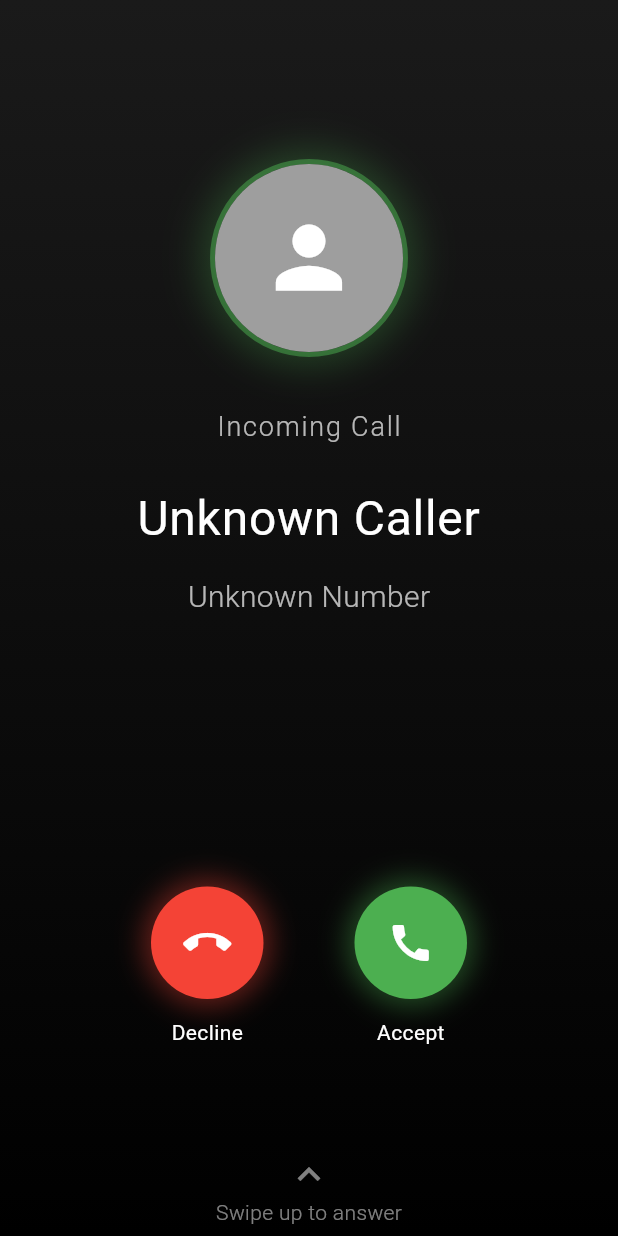
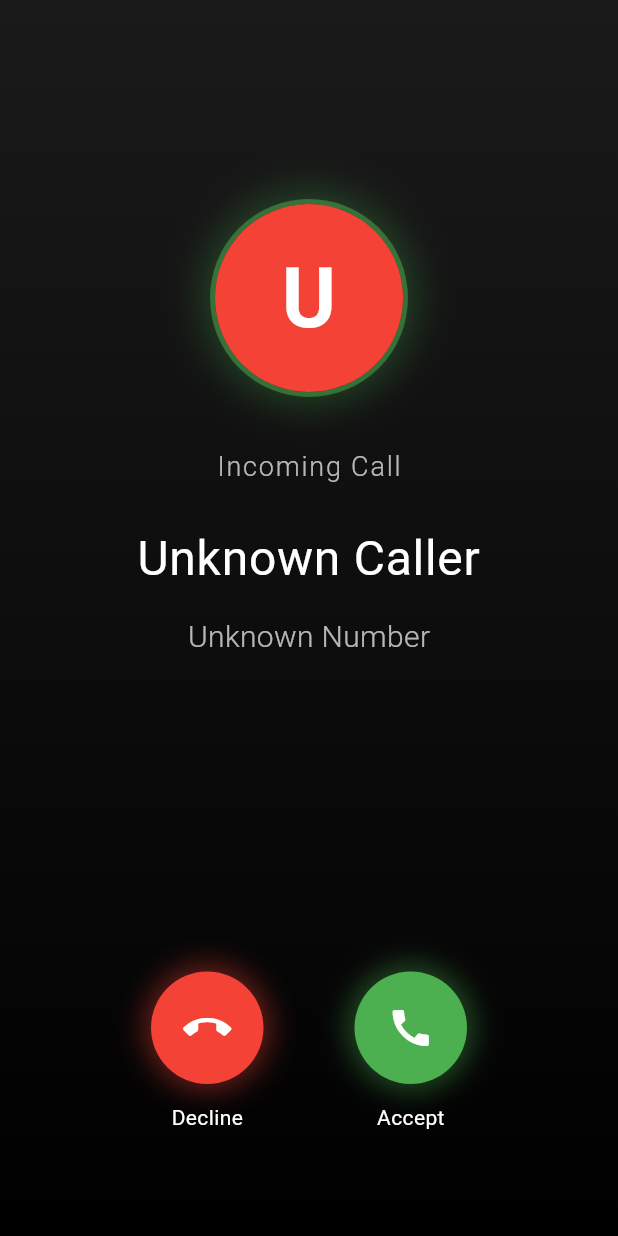
Before and after one commit to HarshasriM/everest_hackathon, a Flutter app: the IncomingCallScreen screen opened directly, on a phone screen of 412 x 824 dp. Run offline on Flutter 3.47's test engine with Material 3 defaults, Android fonts, the phone set to English and light mode, and no system bars; our stand-ins replace audioplayers, bloc, dio, equatable, flutter_bloc, flutter_screenutil and 12 more; accounts and stored records are empty.

Commit message:
fixes:name is displaying and icon is also displayin with first letter

```diff
--- a/lib/features/fake_call/bloc/fake_call_bloc.dart
+++ b/lib/features/fake_call/bloc/fake_call_bloc.dart
@@ -20,16 +20,27 @@ class FakeCallBloc extends Bloc<FakeCallEvent, FakeCallState> {
       emit(CallerSet(name: _callerName, phone: _phoneNumber, duration: _duration));
     });
 
+    // on<ScheduleCall>((event, emit) {
+    //   emit(CallScheduled(name: _callerName, phone: _phoneNumber, duration: _duration));
+
+    //   // Schedule the incoming call
+    //   Timer(Duration(seconds: _duration), () {
+    //     add(StartIncomingCall());
+    //   });
+    // });
+
     on<ScheduleCall>((event, emit) {
-      emit(CallScheduled(name: _callerName, phone: _phoneNumber, duration: _duration));
+  emit(CallScheduled(name: _callerName, phone: _phoneNumber, duration: _duration));
 
-      // Schedule the incoming call
-      Timer(Duration(seconds: _duration), () {
-        add(StartIncomingCall());
-      });
-    });
+  _timer?.cancel();
+  _timer = Timer(Duration(seconds: _duration), () {
+    add(StartIncomingCall());
+  });
+});
+
 
     on<StartIncomingCall>((event, emit) {
+       print("IncomingCall emitted with $_callerName ($_phoneNumber)");
       emit(IncomingCall(name: _callerName, phone: _phoneNumber));
     });
 
--- a/lib/features/fake_call/presentations/fake_call_screen.dart
+++ b/lib/features/fake_call/presentations/fake_call_screen.dart
@@ -1,6 +1,8 @@
 import 'package:everest_hackathon/features/fake_call/presentations/incoming_call_screen.dart';
+import 'package:everest_hackathon/routes/app_routes.dart';
 import 'package:flutter/material.dart';
 import 'package:flutter_bloc/flutter_bloc.dart';
+import 'package:go_router/go_router.dart';
 import '../bloc/fake_call_bloc.dart';
 import '../bloc/fake_call_event.dart';
 import '../bloc/fake_call_state.dart';
@@ -14,10 +16,13 @@ class FakeCallScreen extends StatelessWidget {
     return BlocListener<FakeCallBloc, FakeCallState>(
       listener: (context, state) {
         if (state is IncomingCall) {
-          Navigator.push(
-            context,
-            MaterialPageRoute(builder: (context) => IncomingCallScreen()),
-          );
+        //  context.push(AppRoutes.incoming);
+        context.push(
+  AppRoutes.incoming,
+  extra: context.read<FakeCallBloc>(),
+);
+
+
         }
       },
       child: BlocBuilder<FakeCallBloc, FakeCallState>(
--- a/lib/features/fake_call/presentations/incoming_call_screen.dart
+++ b/lib/features/fake_call/presentations/incoming_call_screen.dart
@@ -7,11 +7,14 @@ import '../bloc/fake_call_state.dart';
 import 'calling_screen.dart';
 
 class IncomingCallScreen extends StatefulWidget {
+  const IncomingCallScreen({super.key});
+
   @override
   _IncomingCallScreenState createState() => _IncomingCallScreenState();
 }
 
-class _IncomingCallScreenState extends State<IncomingCallScreen> with SingleTickerProviderStateMixin {
+class _IncomingCallScreenState extends State<IncomingCallScreen>
+    with SingleTickerProviderStateMixin {
   final AudioPlayer _audioPlayer = AudioPlayer();
   bool _isDisposed = false;
   late AnimationController _animationController;
@@ -88,9 +91,28 @@ class _IncomingCallScreenState extends State<IncomingCallScreen> with SingleTick
       context.read<FakeCallBloc>().add(AcceptCall());
       Navigator.pushReplacement(
         context,
-        MaterialPageRoute(builder: (context) => CallingScreen()),
+        MaterialPageRoute(builder: (context) =>  CallingScreen()),
       );
     }
+  }
+
+  /// Function to get color based on caller name’s first letter
+  Color _getAvatarColor(String name) {
+    final colors = [
+      Colors.blue,
+      Colors.green,
+      Colors.orange,
+      Colors.purple,
+      Colors.teal,
+      Colors.red,
+      Colors.indigo,
+      Colors.pink,
+      Colors.cyan,
+      Colors.amber,
+    ];
+    if (name.isEmpty) return Colors.grey;
+    int index = name.codeUnitAt(0) % colors.length;
+    return colors[index];
   }
 
   @override
@@ -109,6 +131,9 @@ class _IncomingCallScreenState extends State<IncomingCallScreen> with SingleTick
         } else if (state is CallerSet) {
           callerName = state.name;
           phoneNumber = state.phone;
+        } else if (state is CallInProgress) {
+          callerName = state.name;
+          phoneNumber = state.phone;
         }
 
         return Scaffold(
@@ -116,7 +141,6 @@ class _IncomingCallScreenState extends State<IncomingCallScreen> with SingleTick
           body: SafeArea(
             child: Stack(
               children: [
-                // Background with gradient
                 Container(
                   decoration: const BoxDecoration(
                     gradient: LinearGradient(
@@ -129,39 +153,6 @@ class _IncomingCallScreenState extends State<IncomingCallScreen> with SingleTick
                     ),
                   ),
                 ),
-
-                // Animated background circles
-                // Positioned(
-                //   top: -100,
-                //   right: -100,
-                //   child: ScaleTransition(
-                //     scale: _pulseAnimation,
-                //     child: Container(
-                //       width: 300,
-                //       height: 300,
-                //       decoration: BoxDecoration(
-                //         shape: BoxShape.circle,
-                //         color: Colors.green.withOpacity(0.1),
-                //       ),
-                //     ),
-                //   ),
-                // ),
-
-                // Positioned(
-                //   bottom: -150,
-                //   left: -100,
-                //   child: ScaleTransition(
-                //     scale: _pulseAnimation,
-                //     child: Container(
-                //       width: 400,
-                //       height: 400,
-                //       decoration: BoxDecoration(
-                //         shape: BoxShape.circle,
-                //         color: Colors.blue.withOpacity(0.05),
-                //       ),
-                //     ),
-                //   ),
-                // ),
 
                 Column(
                   children: [
@@ -187,12 +178,17 @@ class _IncomingCallScreenState extends State<IncomingCallScreen> with SingleTick
                             ),
                           ],
                         ),
-                        child: const CircleAvatar(
-                          backgroundColor: Colors.grey,
-                          child: Icon(
-                            Icons.person,
-                            size: 60,
-                            color: Colors.white
+                        child: CircleAvatar(
+                          backgroundColor: _getAvatarColor(callerName),
+                          child: Text(
+                            callerName.isNotEmpty
+                                ? callerName[0].toUpperCase()
+                                : '?',
+                            style: const TextStyle(
+                              color: Colors.white,
+                              fontSize: 50,
+                              fontWeight: FontWeight.bold,
+                            ),
                           ),
                         ),
                       ),
@@ -200,12 +196,12 @@ class _IncomingCallScreenState extends State<IncomingCallScreen> with SingleTick
 
                     const SizedBox(height: 40),
 
-                    // Caller Information with slide animation
+                    // Caller Information
                     SlideTransition(
                       position: _slideAnimation,
                       child: Column(
                         children: [
-                          Text(
+                          const Text(
                             "Incoming Call",
                             style: TextStyle(
                               color: Colors.white70,
@@ -228,14 +224,12 @@ class _IncomingCallScreenState extends State<IncomingCallScreen> with SingleTick
                           const SizedBox(height: 15),
                           Text(
                             phoneNumber,
-                            style: TextStyle(
+                            style: const TextStyle(
                               color: Colors.white70,
                               fontSize: 20,
                               fontWeight: FontWeight.w300,
                             ),
                           ),
-                          const SizedBox(height: 10),
-
                         ],
                       ),
                     ),
@@ -248,92 +242,24 @@ class _IncomingCallScreenState extends State<IncomingCallScreen> with SingleTick
                       child: Row(
                         mainAxisAlignment: MainAxisAlignment.spaceEvenly,
                         children: [
-                          // Decline Button
                           _buildActionButton(
                             icon: Icons.call_end,
                             label: "Decline",
                             color: Colors.red,
                             onTap: () => _declineCall(context),
-                            isDecline: true,
                           ),
-
-                          // Accept Button
                           _buildActionButton(
                             icon: Icons.call,
                             label: "Accept",
                             color: Colors.green,
                             onTap: () => _acceptCall(context),
-                            isDecline: false,
                           ),
                         ],
                       ),
                     ),
                     const Spacer(flex: 1),
-
-                    // Swipe up hint (like real phones)
-                    SlideTransition(
-                      position: Tween<Offset>(
-                        begin: const Offset(0.0, 0.5),
-                        end: const Offset(0.0, 0.2),
-                      ).animate(CurvedAnimation(
-                        parent: _animationController,
-                        curve: Curves.easeInOut,
-                      )),
-                      child: Column(
-                        children: [
-                          Icon(
-                            Icons.keyboard_arrow_up,
-                            color: Colors.white.withOpacity(0.5),
-                            size: 30,
-                          ),
-                          Text(
-                            "Swipe up to answer",
-                            style: TextStyle(
-                              color: Colors.white.withOpacity(0.5),
-                              fontSize: 14,
-                              fontWeight: FontWeight.w300,
-                            ),
-                          ),
-                          const SizedBox(height: 20),
-                        ],
-                      ),
-                    ),
                   ],
                 ),
-
-                // Status bar time (like real phone)
-                // Positioned(
-                //   top: 0,
-                //   left: 0,
-                //   right: 0,
-                //   child: Container(
-                //     padding: const EdgeInsets.symmetric(vertical: 8),
-                //     child: Row(
-                //       mainAxisAlignment: MainAxisAlignment.center,
-                //       children: [
-                //         Icon(
-                //           Icons.lock,
-                //           color: Colors.white.withOpacity(0.7),
-                //           size: 16,
-                //         ),
-                //         const SizedBox(width: 8),
-                //         StreamBuilder(
-                //           stream: Stream.periodic(const Duration(seconds: 1)),
-                //           builder: (context, snapshot) {
-                //             return Text(
-                //               _getCurrentTime(),
-                //               style: TextStyle(
-                //                 color: Colors.white.withOpacity(0.7),
-                //                 fontSize: 16,
-                //                 fontWeight: FontWeight.w400,
-                //               ),
-                //             );
-                //           },
-                //         ),
-                //       ],
-                //     ),
-                  // ),
-                // ),
               ],
             ),
           ),
@@ -347,7 +273,6 @@ class _IncomingCallScreenState extends State<IncomingCallScreen> with SingleTick
     required String label,
     required Color color,
     required VoidCallback onTap,
-    required bool isDecline,
   }) {
     return Column(
       children: [
@@ -367,17 +292,13 @@ class _IncomingCallScreenState extends State<IncomingCallScreen> with SingleTick
                 ),
               ],
             ),
-            child: Icon(
-              icon,
-              size: 32,
-              color: Colors.white,
-            ),
+            child: Icon(icon, size: 32, color: Colors.white),
           ),
         ),
         const SizedBox(height: 12),
         Text(
           label,
-          style: TextStyle(
+          style: const TextStyle(
             color: Colors.white,
             fontSize: 14,
             fontWeight: FontWeight.w400,
--- a/lib/routes/app_router.dart
+++ b/lib/routes/app_router.dart
@@ -1,6 +1,8 @@
 import 'package:everest_hackathon/features/chat/presentation/chat_screen.dart';
 import 'package:everest_hackathon/features/fake_call/bloc/fake_call_bloc.dart';
+import 'package:everest_hackathon/features/fake_call/presentations/fake_call_input_screen.dart';
 import 'package:everest_hackathon/features/fake_call/presentations/fake_call_screen.dart';
+import 'package:everest_hackathon/features/fake_call/presentations/incoming_call_screen.dart';
 import 'package:flutter/material.dart';
 import 'package:flutter_bloc/flutter_bloc.dart';
 import 'package:go_router/go_router.dart';
@@ -66,10 +68,26 @@ class AppRouter {
           child:  FakeCallScreen(),
         ),
       ),
+      GoRoute(
+  path: AppRoutes.incoming,
+  builder: (context, state) {
+    final bloc = state.extra as FakeCallBloc;
+    return BlocProvider.value(
+      value: bloc,
+      child: const IncomingCallScreen(),
+    );
+  },
+),
+
+
         // Nested routes
       GoRoute(
         path: AppRoutes.helpSupport,
         builder: (context, state) => const ChatScreen(apiKey: "AIzaSyBuB3oUOwBsxhkxrgN-TmAJ3Kild-V9LjQ"),
+      ),
+      GoRoute(
+        path: AppRoutes.fakecallInput,
+        builder:(context,state) => FakeCallInputScreen()
       ),
       GoRoute(
         path: AppRoutes.sos,
--- a/lib/routes/app_routes.dart
+++ b/lib/routes/app_routes.dart
@@ -12,5 +12,7 @@ class AppRoutes {
   static const String safetyTips = '/safety-tips';
   static const String helpSupport = '/help-support';
   static const String fake = '/fake-call';
+  static const String incoming='/incoming';
+  static const String fakecallInput="fake/input";
 
 }
```
